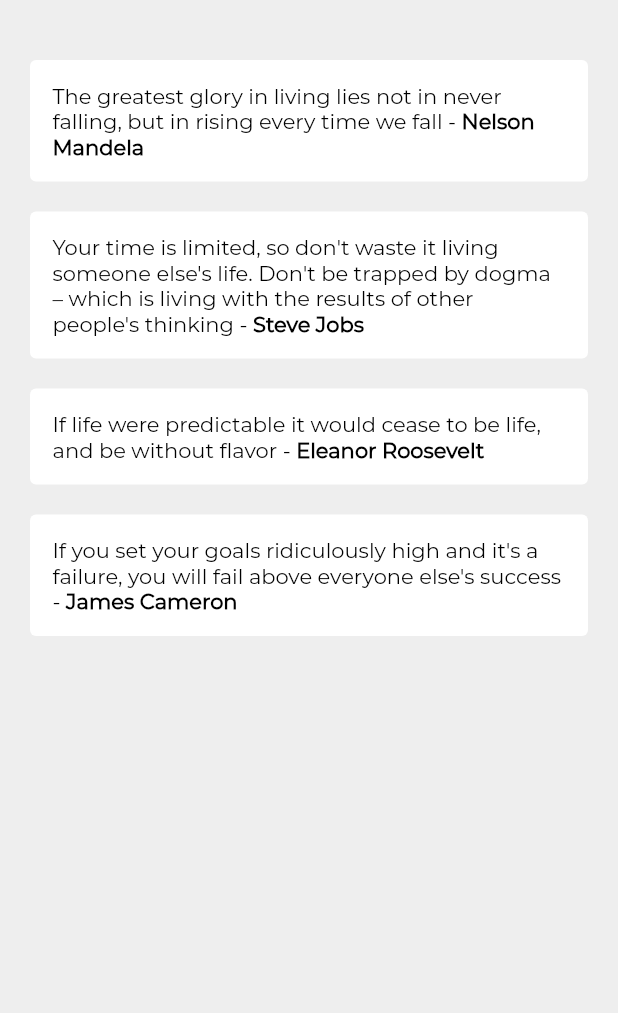
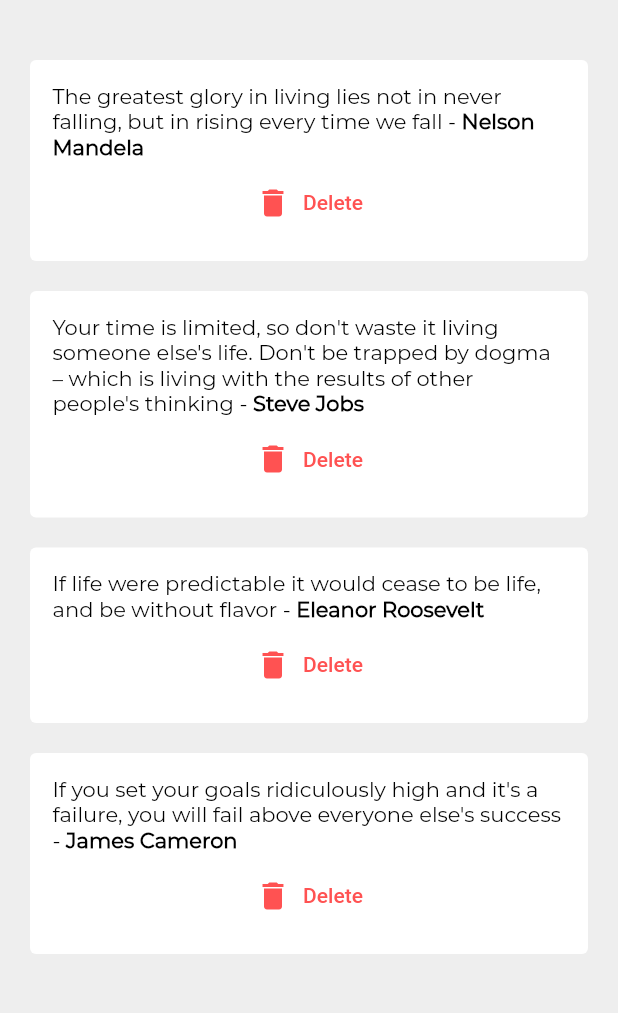
Before and after one commit to cliffaust/third-flutter-project, a Flutter app: the screen it shows after launch, on a phone screen of 412 x 824 dp, the part 84-1097 px from its top. Run offline on Flutter 3.47's test engine with Material 2 defaults, Android fonts, the phone set to English and light mode, and no system bars; project files that could hold a hidden picture were left out.

Commit message:
added lines of code

```diff
--- a/lib/quote_card.dart
+++ b/lib/quote_card.dart
@@ -14,7 +14,9 @@ class QuoteCard extends StatelessWidget {
       elevation: 0.0,
       child: Padding(
         padding: const EdgeInsets.all(15.0),
-        child: RichText(
+        child: Column(
+          children: [
+            RichText(
               text: TextSpan(
                 text: quote.quote + ' - ',
                 style: const TextStyle(
@@ -34,6 +36,19 @@ class QuoteCard extends StatelessWidget {
                 ],
               ),
             ),
+            const SizedBox(height: 5.0,),
+            TextButton.icon(
+              icon: const Icon(
+                  Icons.delete
+              ),
+                onPressed: () {},
+                label: const Text("Delete"),
+              style: TextButton.styleFrom(
+                primary: Colors.redAccent
+              ),
+            )
+          ],
+        ),
       ),
     );
   }
```
Lines whose indentation alone changed are shown as unchanged.
